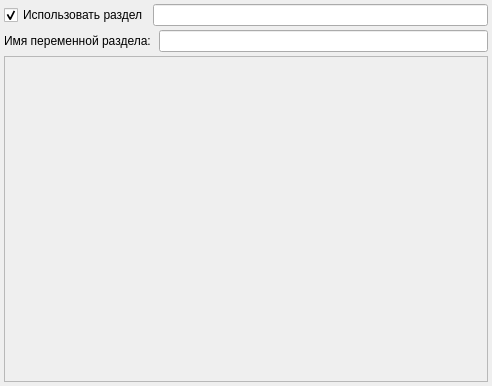
Before: the Qt Designer form src/widgets/pageframe.ui in Gris87/ProtocolCreator, drawn with Qt 5.
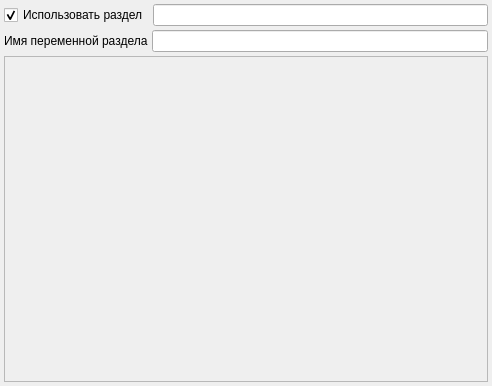
After: the same form once the commit is applied.

```diff
--- a/src/widgets/pageframe.ui
+++ b/src/widgets/pageframe.ui
@@ -51,8 +51,14 @@
       </property>
       <item>
        <widget class="QLabel" name="varNameLabel">
+        <property name="minimumSize">
+         <size>
+          <width>133</width>
+          <height>0</height>
+         </size>
+        </property>
         <property name="text">
-         <string>Имя переменной раздела: </string>
+         <string>Имя переменной раздела</string>
         </property>
        </widget>
       </item>
```
Left out of the diff: 2 changed lines with no effect on the pictures.
